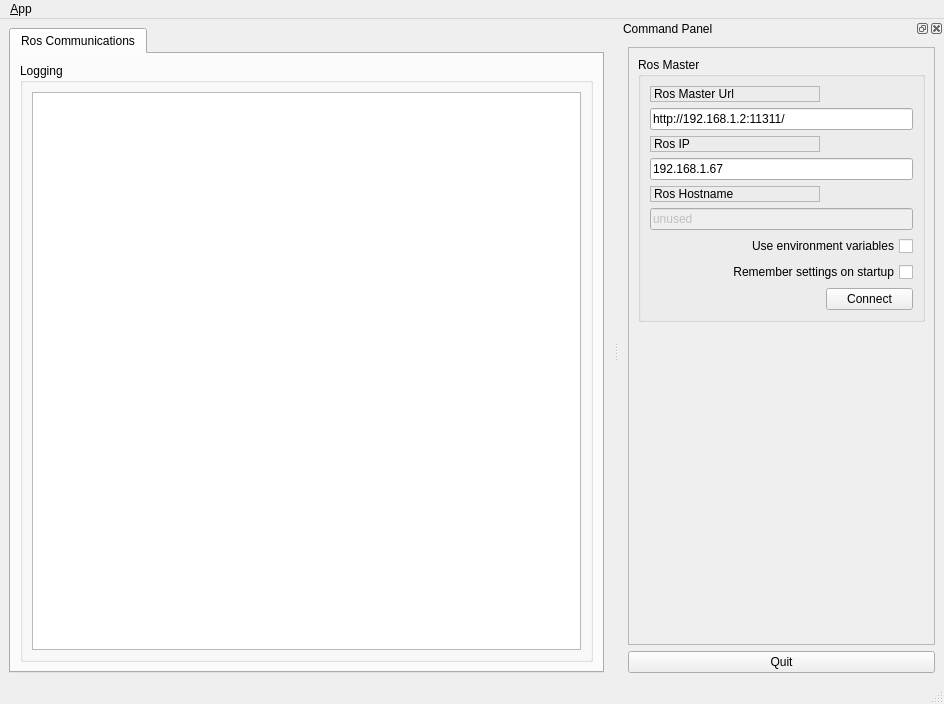
The window that ui/main_window.ui (NikolasE/projector_calibration) describes before a commit, drawn with Qt 5.
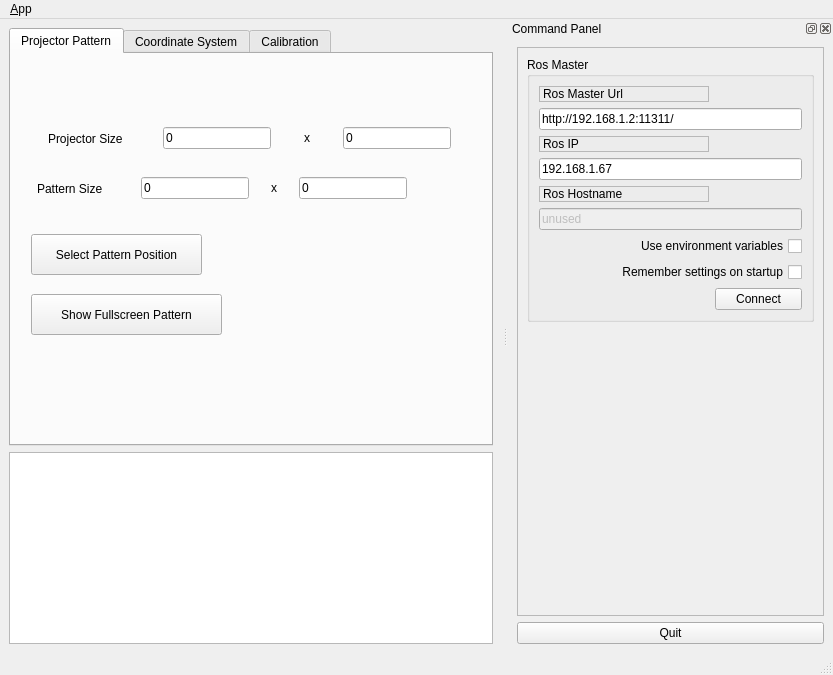
The same window after the commit. Icons and pictures are not drawn.

Commit message: more gui, code for calibration included, working on interface between gui and calibrator-object

Patch:
```diff
--- a/ui/main_window.ui
+++ b/ui/main_window.ui
@@ -6,10 +6,28 @@
    <rect>
     <x>0</x>
     <y>0</y>
-    <width>944</width>
-    <height>704</height>
+    <width>833</width>
+    <height>675</height>
    </rect>
   </property>
+  <property name="sizePolicy">
+   <sizepolicy hsizetype="Fixed" vsizetype="Fixed">
+    <horstretch>0</horstretch>
+    <verstretch>0</verstretch>
+   </sizepolicy>
+  </property>
+  <property name="minimumSize">
+   <size>
+    <width>833</width>
+    <height>675</height>
+   </size>
+  </property>
+  <property name="maximumSize">
+   <size>
+    <width>833</width>
+    <height>675</height>
+   </size>
+  </property>
   <property name="windowTitle">
    <string>QRosApp</string>
   </property>
@@ -21,45 +39,332 @@
    <locale language="English" country="Australia"/>
   </property>
   <widget class="QWidget" name="centralwidget">
-   <layout class="QHBoxLayout">
-    <item>
+   <layout class="QGridLayout" name="gridLayout_2">
+    <item row="1" column="0">
+     <widget class="QListView" name="view_logging">
+      <property name="sizePolicy">
+       <sizepolicy hsizetype="Expanding" vsizetype="Fixed">
+        <horstretch>0</horstretch>
+        <verstretch>0</verstretch>
+       </sizepolicy>
+      </property>
+     </widget>
+    </item>
+    <item row="0" column="0">
      <widget class="QTabWidget" name="tab_manager">
-      <property name="minimumSize">
-       <size>
-        <width>100</width>
-        <height>0</height>
-       </size>
-      </property>
-      <property name="locale">
-       <locale language="English" country="Australia"/>
-      </property>
       <property name="currentIndex">
        <number>0</number>
       </property>
-      <widget class="QWidget" name="tab_status">
+      <property name="documentMode">
+       <bool>false</bool>
+      </property>
+      <property name="tabsClosable">
+       <bool>false</bool>
+      </property>
+      <property name="movable">
+       <bool>false</bool>
+      </property>
+      <widget class="QWidget" name="tab">
        <attribute name="title">
-        <string>Ros Communications</string>
+        <string>Projector Pattern</string>
        </attribute>
-       <layout class="QVBoxLayout" name="verticalLayout_2">
-        <item>
-         <widget class="QGroupBox" name="groupBox_12">
-          <property name="sizePolicy">
-           <sizepolicy hsizetype="MinimumExpanding" vsizetype="Preferred">
-            <horstretch>0</horstretch>
-            <verstretch>0</verstretch>
-           </sizepolicy>
-          </property>
-          <property name="title">
-           <string>Logging</string>
-          </property>
-          <layout class="QGridLayout" name="gridLayout_3">
-           <item row="0" column="0">
-            <widget class="QListView" name="view_logging"/>
-           </item>
-          </layout>
-         </widget>
-        </item>
-       </layout>
+       <widget class="QPushButton" name="pushButton">
+        <property name="geometry">
+         <rect>
+          <x>20</x>
+          <y>240</y>
+          <width>191</width>
+          <height>41</height>
+         </rect>
+        </property>
+        <property name="text">
+         <string>Show Fullscreen Pattern</string>
+        </property>
+       </widget>
+       <widget class="QPushButton" name="pushButton_2">
+        <property name="geometry">
+         <rect>
+          <x>20</x>
+          <y>180</y>
+          <width>171</width>
+          <height>41</height>
+         </rect>
+        </property>
+        <property name="text">
+         <string>Select Pattern Position</string>
+        </property>
+       </widget>
+       <widget class="QWidget" name="layoutWidget">
+        <property name="geometry">
+         <rect>
+          <x>10</x>
+          <y>70</y>
+          <width>461</width>
+          <height>29</height>
+         </rect>
+        </property>
+        <layout class="QHBoxLayout" name="horizontalLayout_2">
+         <item>
+          <widget class="QLabel" name="label_6">
+           <property name="sizePolicy">
+            <sizepolicy hsizetype="Fixed" vsizetype="Fixed">
+             <horstretch>0</horstretch>
+             <verstretch>0</verstretch>
+            </sizepolicy>
+           </property>
+           <property name="minimumSize">
+            <size>
+             <width>82</width>
+             <height>17</height>
+            </size>
+           </property>
+           <property name="text">
+            <string>Projector Size</string>
+           </property>
+          </widget>
+         </item>
+         <item>
+          <widget class="QLineEdit" name="ed_proj_size_x">
+           <property name="sizePolicy">
+            <sizepolicy hsizetype="Fixed" vsizetype="Fixed">
+             <horstretch>0</horstretch>
+             <verstretch>0</verstretch>
+            </sizepolicy>
+           </property>
+           <property name="inputMask">
+            <string>0000; </string>
+           </property>
+           <property name="text">
+            <string>0</string>
+           </property>
+           <property name="maxLength">
+            <number>4</number>
+           </property>
+          </widget>
+         </item>
+         <item>
+          <widget class="QLabel" name="label_7">
+           <property name="sizePolicy">
+            <sizepolicy hsizetype="Fixed" vsizetype="Fixed">
+             <horstretch>0</horstretch>
+             <verstretch>0</verstretch>
+            </sizepolicy>
+           </property>
+           <property name="text">
+            <string>x</string>
+           </property>
+          </widget>
+         </item>
+         <item>
+          <widget class="QLineEdit" name="ed_proj_size_y">
+           <property name="enabled">
+            <bool>true</bool>
+           </property>
+           <property name="sizePolicy">
+            <sizepolicy hsizetype="Fixed" vsizetype="Fixed">
+             <horstretch>0</horstretch>
+             <verstretch>0</verstretch>
+            </sizepolicy>
+           </property>
+           <property name="inputMask">
+            <string>0000; </string>
+           </property>
+           <property name="text">
+            <string>0</string>
+           </property>
+           <property name="maxLength">
+            <number>4</number>
+           </property>
+          </widget>
+         </item>
+        </layout>
+       </widget>
+       <widget class="QWidget" name="layoutWidget">
+        <property name="geometry">
+         <rect>
+          <x>10</x>
+          <y>120</y>
+          <width>403</width>
+          <height>29</height>
+         </rect>
+        </property>
+        <layout class="QHBoxLayout" name="horizontalLayout">
+         <item>
+          <widget class="QLabel" name="label_5">
+           <property name="sizePolicy">
+            <sizepolicy hsizetype="Fixed" vsizetype="Fixed">
+             <horstretch>0</horstretch>
+             <verstretch>0</verstretch>
+            </sizepolicy>
+           </property>
+           <property name="minimumSize">
+            <size>
+             <width>82</width>
+             <height>17</height>
+            </size>
+           </property>
+           <property name="text">
+            <string>Pattern Size</string>
+           </property>
+          </widget>
+         </item>
+         <item>
+          <widget class="QLineEdit" name="ed_corners_x">
+           <property name="enabled">
+            <bool>true</bool>
+           </property>
+           <property name="sizePolicy">
+            <sizepolicy hsizetype="Fixed" vsizetype="Fixed">
+             <horstretch>0</horstretch>
+             <verstretch>0</verstretch>
+            </sizepolicy>
+           </property>
+           <property name="inputMask">
+            <string>00; </string>
+           </property>
+           <property name="text">
+            <string>0</string>
+           </property>
+           <property name="maxLength">
+            <number>2</number>
+           </property>
+          </widget>
+         </item>
+         <item>
+          <widget class="QLabel" name="label_4">
+           <property name="sizePolicy">
+            <sizepolicy hsizetype="Fixed" vsizetype="Fixed">
+             <horstretch>0</horstretch>
+             <verstretch>0</verstretch>
+            </sizepolicy>
+           </property>
+           <property name="text">
+            <string>x</string>
+           </property>
+          </widget>
+         </item>
+         <item>
+          <widget class="QLineEdit" name="ed_corners_y">
+           <property name="sizePolicy">
+            <sizepolicy hsizetype="Fixed" vsizetype="Fixed">
+             <horstretch>0</horstretch>
+             <verstretch>0</verstretch>
+            </sizepolicy>
+           </property>
+           <property name="inputMask">
+            <string>00; </string>
+           </property>
+           <property name="text">
+            <string>0</string>
+           </property>
+           <property name="maxLength">
+            <number>2</number>
+           </property>
+          </widget>
+         </item>
+        </layout>
+       </widget>
+      </widget>
+      <widget class="QWidget" name="tab">
+       <attribute name="title">
+        <string>Coordinate System</string>
+       </attribute>
+       <widget class="QPushButton" name="pushButton_3">
+        <property name="geometry">
+         <rect>
+          <x>20</x>
+          <y>40</y>
+          <width>211</width>
+          <height>61</height>
+         </rect>
+        </property>
+        <property name="text">
+         <string>Load from file</string>
+        </property>
+       </widget>
+       <widget class="QPushButton" name="pushButton_4">
+        <property name="geometry">
+         <rect>
+          <x>20</x>
+          <y>120</y>
+          <width>211</width>
+          <height>61</height>
+         </rect>
+        </property>
+        <property name="text">
+         <string>Detect printed marker</string>
+        </property>
+       </widget>
+       <widget class="QPushButton" name="pushButton_5">
+        <property name="geometry">
+         <rect>
+          <x>20</x>
+          <y>200</y>
+          <width>211</width>
+          <height>61</height>
+         </rect>
+        </property>
+        <property name="text">
+         <string>Detect projected Pattern</string>
+        </property>
+       </widget>
+      </widget>
+      <widget class="QWidget" name="tab_2">
+       <attribute name="title">
+        <string>Calibration</string>
+       </attribute>
+       <widget class="QPushButton" name="pushButton_6">
+        <property name="geometry">
+         <rect>
+          <x>20</x>
+          <y>20</y>
+          <width>211</width>
+          <height>51</height>
+         </rect>
+        </property>
+        <property name="text">
+         <string>Add Observation</string>
+        </property>
+       </widget>
+       <widget class="QPushButton" name="pushButton_7">
+        <property name="geometry">
+         <rect>
+          <x>20</x>
+          <y>80</y>
+          <width>211</width>
+          <height>51</height>
+         </rect>
+        </property>
+        <property name="text">
+         <string>Compute Homography</string>
+        </property>
+       </widget>
+       <widget class="QPushButton" name="pushButton_8">
+        <property name="geometry">
+         <rect>
+          <x>20</x>
+          <y>140</y>
+          <width>211</width>
+          <height>51</height>
+         </rect>
+        </property>
+        <property name="text">
+         <string>Compute Projection Matrix</string>
+        </property>
+       </widget>
+       <widget class="QPushButton" name="pushButton_9">
+        <property name="geometry">
+         <rect>
+          <x>20</x>
+          <y>200</y>
+          <width>211</width>
+          <height>51</height>
+         </rect>
+        </property>
+        <property name="text">
+         <string>Delete last image</string>
+        </property>
+       </widget>
       </widget>
      </widget>
     </item>
@@ -70,8 +375,8 @@
     <rect>
      <x>0</x>
      <y>0</y>
-     <width>944</width>
-     <height>21</height>
+     <width>833</width>
+     <height>25</height>
     </rect>
    </property>
    <widget class="QMenu" name="menu_File">
@@ -98,7 +403,7 @@
    <property name="minimumSize">
     <size>
      <width>325</width>
-     <height>368</height>
+     <height>395</height>
     </size>
    </property>
    <property name="allowedAreas">
```
Left out of the diff: 51 changed lines with no effect on the pictures. The commit also changes 12 other files.
